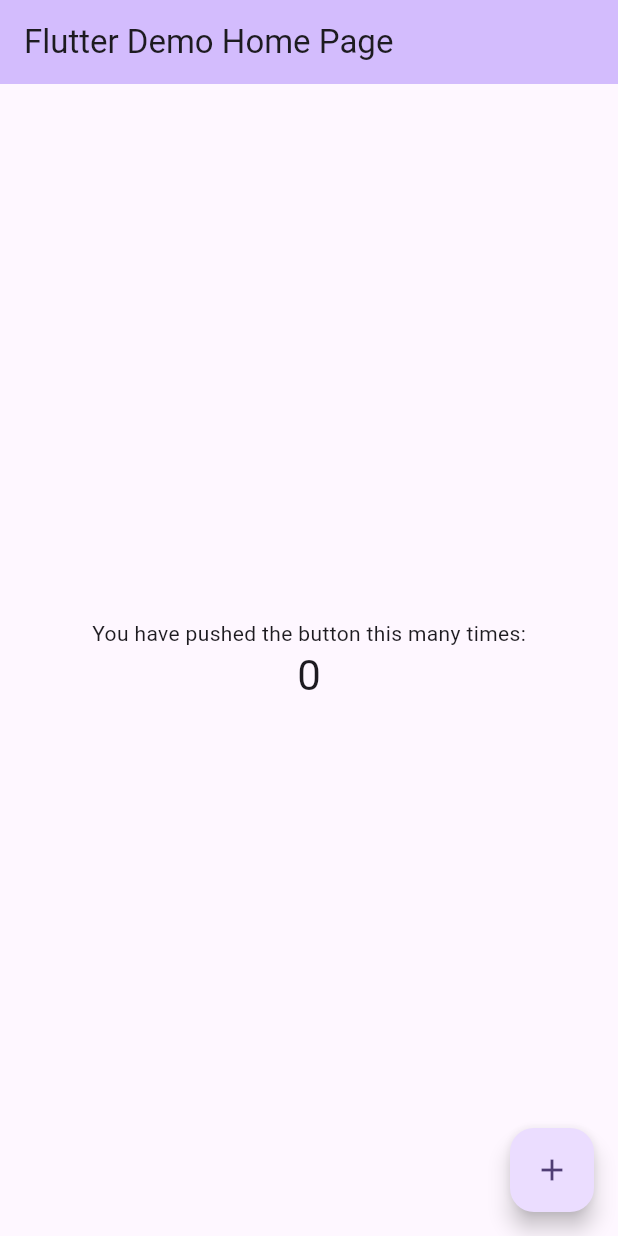
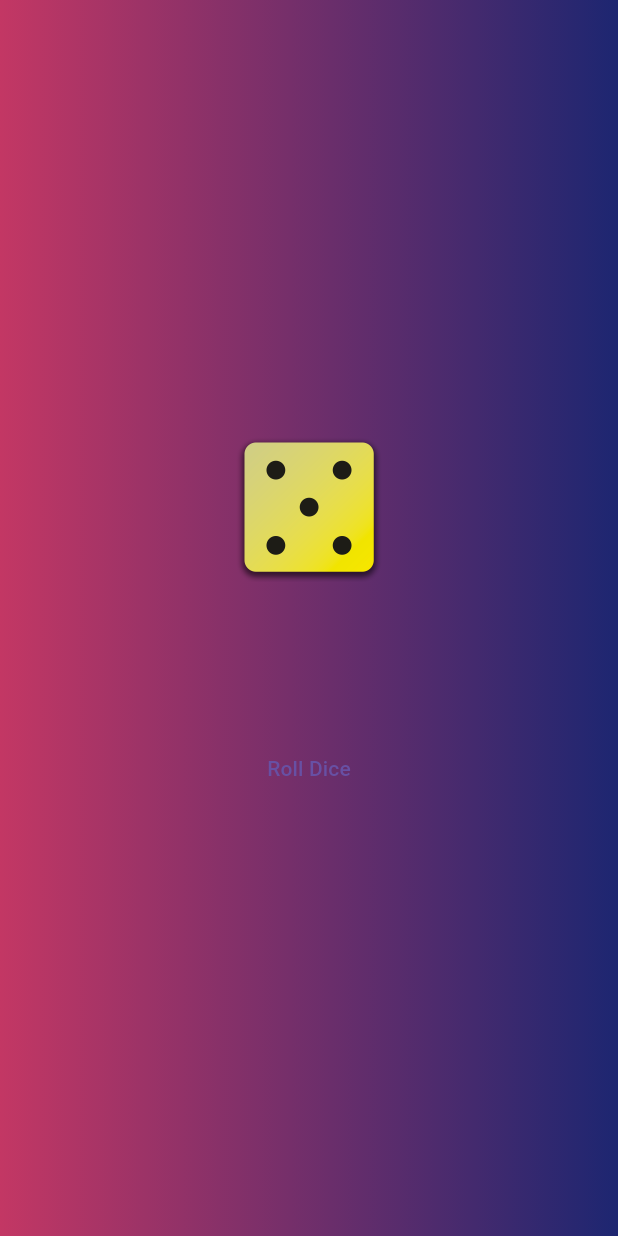
Before and after one commit to ervip/flutter-dice-app, a Flutter app: the screen it shows after launch, on a phone screen of 412 x 824 dp. Run offline on Flutter 3.47's test engine with Material 3 defaults, Android fonts, the phone set to English and light mode, and no system bars.

Commit message:
Dice App Created

```diff
--- /dev/null
+++ b/lib/dice_roller.dart
@@ -0,0 +1,46 @@
+import 'dart:math';
+import 'package:flutter/material.dart';
+
+class DiceRoller extends StatefulWidget {
+  const DiceRoller({super.key});
+
+  @override
+  State<DiceRoller> createState() => _DiceRoller();
+}
+
+class _DiceRoller extends State<DiceRoller> {
+  static final _random = Random.secure();
+  static int _getRandomNumber() {
+    return _random.nextInt(6) + 1;
+  }
+
+  int activeDice;
+
+  _DiceRoller() : activeDice = _getRandomNumber();
+
+  void rollDice() {
+    setState(() {
+      activeDice = _getRandomNumber();
+    });
+  }
+
+  @override
+  Widget build(BuildContext context) {
+    return Column(
+      mainAxisSize: MainAxisSize.min,
+      children: [
+        Image.asset(
+          "assets/images/dice-$activeDice.png",
+          width: 100,
+        ),
+        const SizedBox(
+          height: 100,
+        ),
+        TextButton(
+          onPressed: rollDice,
+          child: const Text('Roll Dice'),
+        )
+      ],
+    );
+  }
+}
--- a/lib/main.dart
+++ b/lib/main.dart
@@ -1,125 +1,23 @@
 import 'package:flutter/material.dart';
 
+import 'package:first_app/dice_roller.dart';
+
 void main() {
-  runApp(const MyApp());
-}
-
-class MyApp extends StatelessWidget {
-  const MyApp({super.key});
-
-  // This widget is the root of your application.
-  @override
-  Widget build(BuildContext context) {
-    return MaterialApp(
-      title: 'Flutter Demo',
-      theme: ThemeData(
-        // This is the theme of your application.
-        //
-        // TRY THIS: Try running your application with "flutter run". You'll see
-        // the application has a purple toolbar. Then, without quitting the app,
-        // try changing the seedColor in the colorScheme below to Colors.green
-        // and then invoke "hot reload" (save your changes or press the "hot
-        // reload" button in a Flutter-supported IDE, or press "r" if you used
-        // the command line to start the app).
-        //
-        // Notice that the counter didn't reset back to zero; the application
-        // state is not lost during the reload. To reset the state, use hot
-        // restart instead.
-        //
-        // This works for code too, not just values: Most code changes can be
-        // tested with just a hot reload.
-        colorScheme: ColorScheme.fromSeed(seedColor: Colors.deepPurple),
-        useMaterial3: true,
-      ),
-      home: const MyHomePage(title: 'Flutter Demo Home Page'),
-    );
-  }
-}
-
-class MyHomePage extends StatefulWidget {
-  const MyHomePage({super.key, required this.title});
-
-  // This widget is the home page of your application. It is stateful, meaning
-  // that it has a State object (defined below) that contains fields that affect
-  // how it looks.
-
-  // This class is the configuration for the state. It holds the values (in this
-  // case the title) provided by the parent (in this case the App widget) and
-  // used by the build method of the State. Fields in a Widget subclass are
-  // always marked "final".
-
-  final String title;
-
-  @override
-  State<MyHomePage> createState() => _MyHomePageState();
-}
-
-class _MyHomePageState extends State<MyHomePage> {
-  int _counter = 0;
-
-  void _incrementCounter() {
-    setState(() {
-      // This call to setState tells the Flutter framework that something has
-      // changed in this State, which causes it to rerun the build method below
-      // so that the display can reflect the updated values. If we changed
-      // _counter without calling setState(), then the build method would not be
-      // called again, and so nothing would appear to happen.
-      _counter++;
-    });
-  }
-
-  @override
-  Widget build(BuildContext context) {
-    // This method is rerun every time setState is called, for instance as done
-    // by the _incrementCounter method above.
-    //
-    // The Flutter framework has been optimized to make rerunning build methods
-    // fast, so that you can just rebuild anything that needs updating rather
-    // than having to individually change instances of widgets.
-    return Scaffold(
-      appBar: AppBar(
-        // TRY THIS: Try changing the color here to a specific color (to
-        // Colors.amber, perhaps?) and trigger a hot reload to see the AppBar
-        // change color while the other colors stay the same.
-        backgroundColor: Theme.of(context).colorScheme.inversePrimary,
-        // Here we take the value from the MyHomePage object that was created by
-        // the App.build method, and use it to set our appbar title.
-        title: Text(widget.title),
-      ),
-      body: Center(
-        // Center is a layout widget. It takes a single child and positions it
-        // in the middle of the parent.
-        child: Column(
-          // Column is also a layout widget. It takes a list of children and
-          // arranges them vertically. By default, it sizes itself to fit its
-          // children horizontally, and tries to be as tall as its parent.
-          //
-          // Column has various properties to control how it sizes itself and
-          // how it positions its children. Here we use mainAxisAlignment to
-          // center the children vertically; the main axis here is the vertical
-          // axis because Columns are vertical (the cross axis would be
-          // horizontal).
-          //
-          // TRY THIS: Invoke "debug painting" (choose the "Toggle Debug Paint"
-          // action in the IDE, or press "p" in the console), to see the
-          // wireframe for each widget.
-          mainAxisAlignment: MainAxisAlignment.center,
-          children: <Widget>[
-            const Text(
-              'You have pushed the button this many times:',
-            ),
-            Text(
-              '$_counter',
-              style: Theme.of(context).textTheme.headlineMedium,
-            ),
-          ],
+  runApp(MaterialApp(
+    home: Scaffold(
+      body: Container(
+        decoration: const BoxDecoration(
+          gradient: LinearGradient(
+            colors: [
+              Color.fromARGB(255, 195, 55, 100),
+              Color.fromARGB(255, 29, 38, 113),
+            ],
+          ),
+        ),
+        child: const Center(
+          child: DiceRoller(),
         ),
       ),
-      floatingActionButton: FloatingActionButton(
-        onPressed: _incrementCounter,
-        tooltip: 'Increment',
-        child: const Icon(Icons.add),
-      ), // This trailing comma makes auto-formatting nicer for build methods.
-    );
-  }
+    ),
+  ));
 }
```
Also changed, not shown: lib/text_plate.dart (added, +19 -0 lines), pubspec.yaml (+7 -3 lines), assets/images/dice-1.png (added), assets/images/dice-2.png (added), assets/images/dice-3.png (added), assets/images/dice-4.png (added), assets/images/dice-5.png (added), assets/images/dice-6.png (added), 1 other file.
